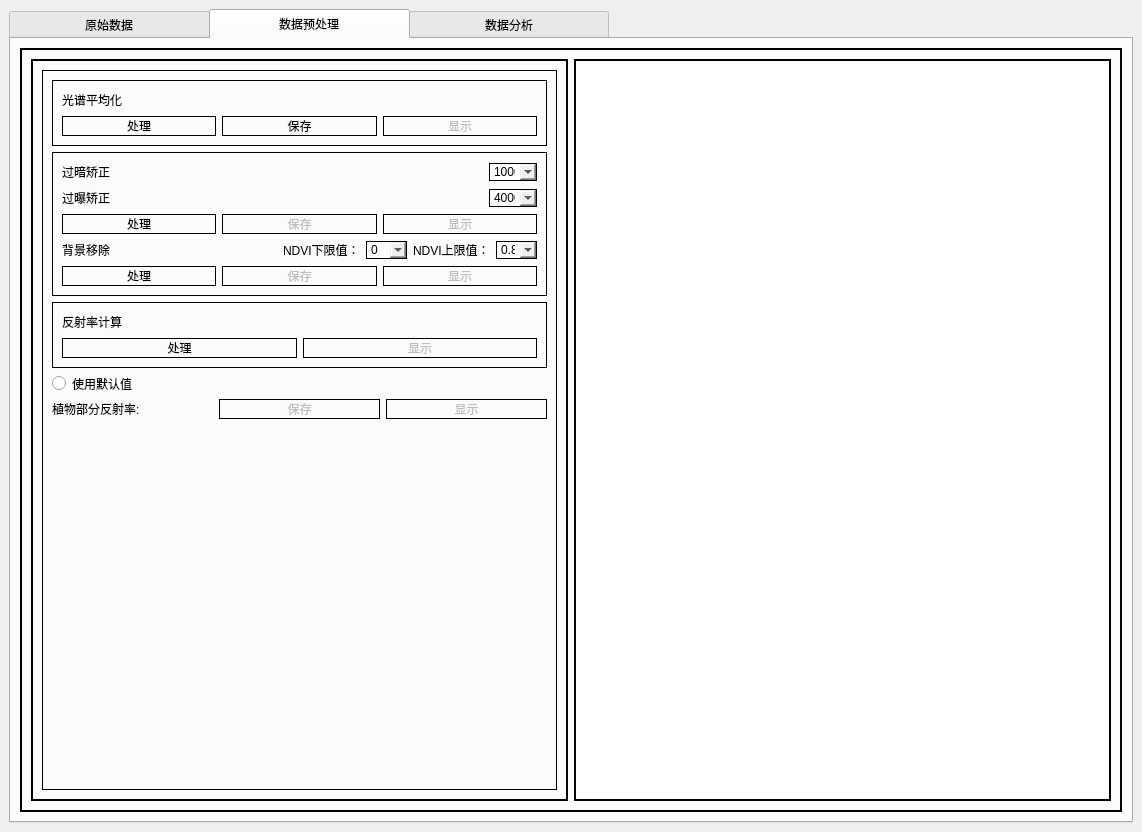
First picture: the form in MainWindow.ui, repository InfiniteTree/HSI-Data-Processing, before the edit.
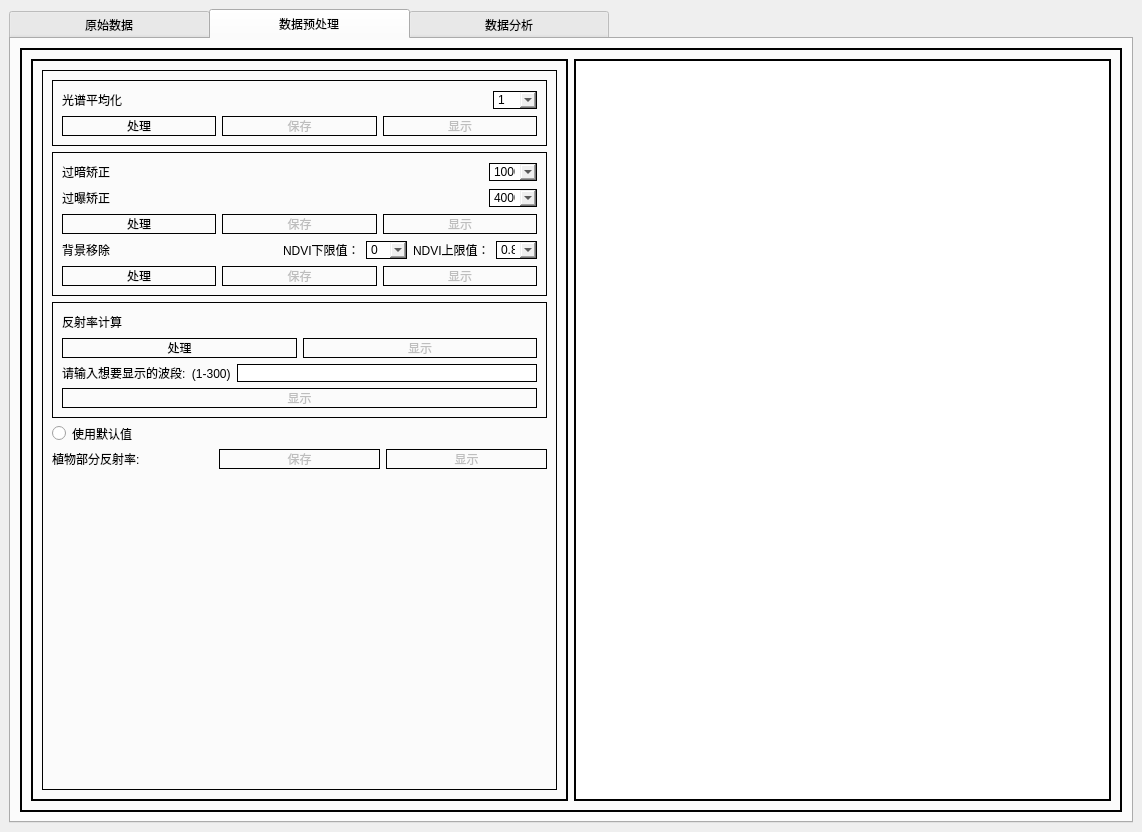
Second picture: the form after the edit. Icons and pictures are not drawn.

```diff
--- a/MainWindow.ui
+++ b/MainWindow.ui
@@ -734,6 +734,40 @@
                         </property>
                        </spacer>
                       </item>
+                      <item>
+                       <widget class="QComboBox" name="numOfAvgDb">
+                        <item>
+                         <property name="text">
+                          <string>1</string>
+                         </property>
+                        </item>
+                        <item>
+                         <property name="text">
+                          <string>4</string>
+                         </property>
+                        </item>
+                        <item>
+                         <property name="text">
+                          <string>9</string>
+                         </property>
+                        </item>
+                        <item>
+                         <property name="text">
+                          <string>16</string>
+                         </property>
+                        </item>
+                        <item>
+                         <property name="text">
+                          <string>25</string>
+                         </property>
+                        </item>
+                        <item>
+                         <property name="text">
+                          <string>其他</string>
+                         </property>
+                        </item>
+                       </widget>
+                      </item>
                      </layout>
                     </item>
                     <item>
@@ -750,6 +784,9 @@
                       </item>
                       <item>
                        <widget class="QPushButton" name="HSIAvgSaveBtn">
+                        <property name="enabled">
+                         <bool>false</bool>
+                        </property>
                         <property name="cursor">
                          <cursorShape>PointingHandCursor</cursorShape>
                         </property>
@@ -1185,6 +1222,39 @@
                       </item>
                      </layout>
                     </item>
+                    <item>
+                     <layout class="QHBoxLayout" name="horizontalLayout_46">
+                      <item>
+                       <widget class="QLabel" name="label_22">
+                        <property name="styleSheet">
+                         <string notr="true">Border:None;</string>
+                        </property>
+                        <property name="text">
+                         <string>请输入想要显示的波段:  (1-300)</string>
+                        </property>
+                       </widget>
+                      </item>
+                      <item>
+                       <widget class="QLineEdit" name="reflectWaveSelectLineEdit"/>
+                      </item>
+                     </layout>
+                    </item>
+                    <item>
+                     <widget class="QPushButton" name="reflectShonBtn">
+                      <property name="enabled">
+                       <bool>false</bool>
+                      </property>
+                      <property name="cursor">
+                       <cursorShape>PointingHandCursor</cursorShape>
+                      </property>
+                      <property name="text">
+                       <string>显示</string>
+                      </property>
+                     </widget>
+                    </item>
+                    <item>
+                     <layout class="QHBoxLayout" name="horizontalLayout_48"/>
+                    </item>
                    </layout>
                   </widget>
                  </item>
```
Left out of the diff: 2 changed lines with no effect on the pictures.
